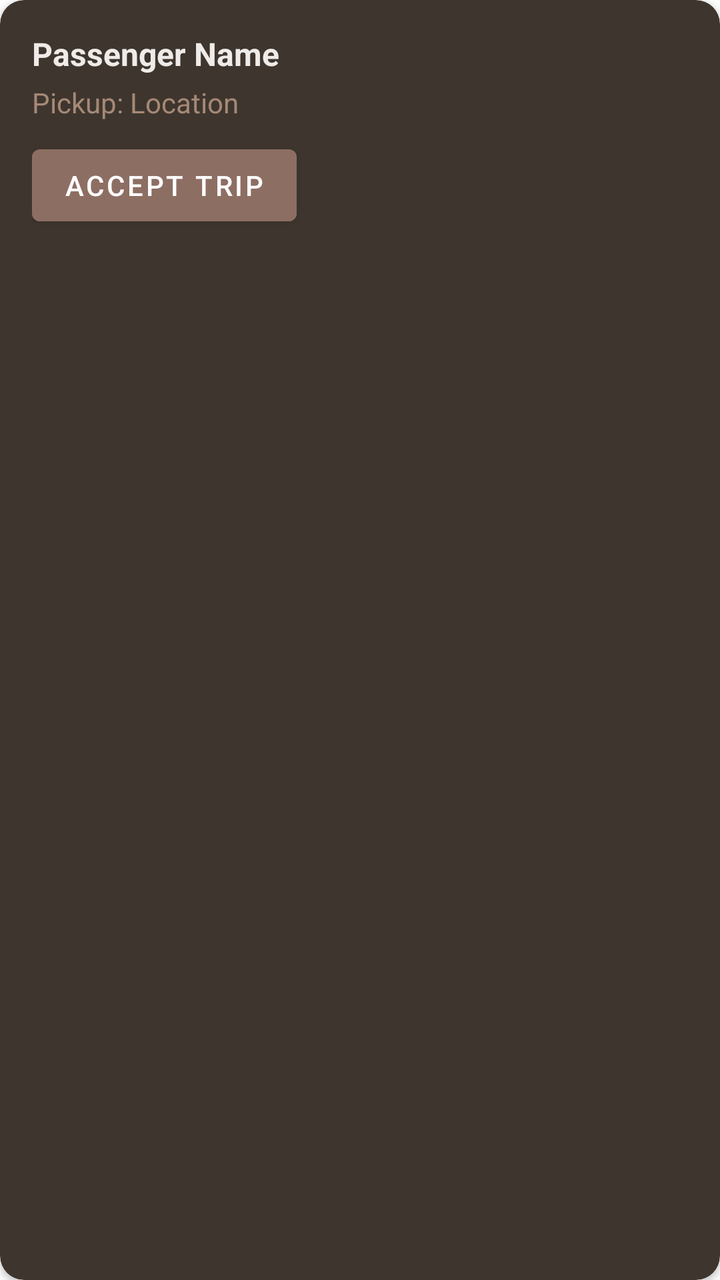
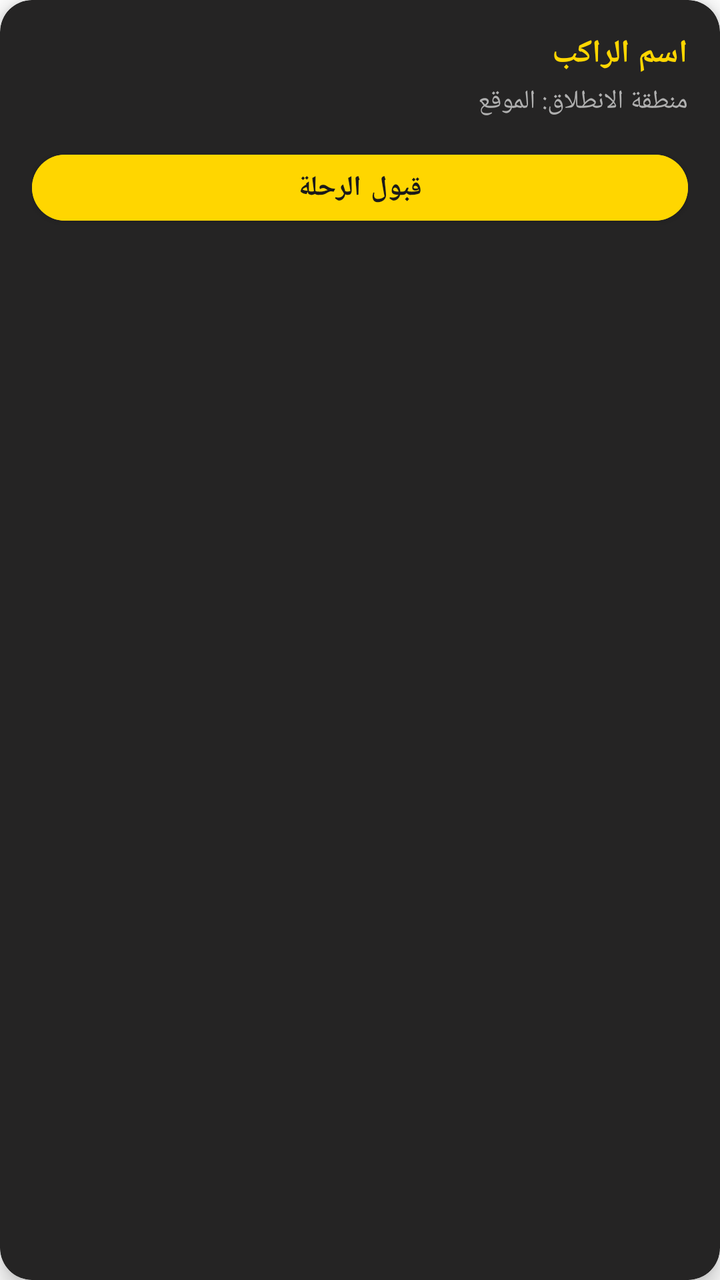

The first picture is an Android layout as it rendered before a commit; the second is the same layout after the commit. The layout source and the unified diff follow.
<!-- AndroidManifest.xml: application theme Theme.SonicTaxi -->
<!-- res/layout/trip_item.xml -->
<?xml version="1.0" encoding="utf-8"?>
<androidx.cardview.widget.CardView
    xmlns:android="http://schemas.android.com/apk/res/android"
    xmlns:app="http://schemas.android.com/apk/res-auto"
    android:layout_width="match_parent"
    android:layout_height="wrap_content"
    android:layout_margin="8dp"
    app:cardBackgroundColor="#3E362E"
    app:cardCornerRadius="12dp">

    <LinearLayout
        android:layout_width="match_parent"
        android:layout_height="wrap_content"
        android:orientation="vertical"
        android:padding="16dp">
        <TextView
            android:layout_width="wrap_content"
            android:layout_height="wrap_content"
            android:id="@+id/tvPassengerName"
            android:text="Passenger Name"
            android:textColor="#EFEBE9"
            android:textSize="16sp"
            android:textStyle="bold"/>
        <TextView
            android:layout_width="wrap_content"
            android:layout_height="wrap_content"
            android:id="@+id/tvPickupLocation"
            android:text="Pickup: Location"
            android:textColor="#A68977"
            android:layout_marginTop="4dp"/>
        <Button
            android:layout_width="wrap_content"
            android:layout_height="wrap_content"
            android:id="@+id/btnAccept"
            android:text="Accept Trip"
            android:backgroundTint="#8D6E63"
            android:textColor="#FFFFFF"
            android:layout_marginTop="8dp"/>
    </LinearLayout>
</androidx.cardview.widget.CardView>
<!-- resources referenced by this layout -->
<resources>
  <style name="Theme.SonicTaxi" parent="Theme.MaterialComponents.DayNight.NoActionBar">        <item name="android:statusBarColor">#121212</item>
          <item name="android:windowLightStatusBar">false</item>
  
          <item name="colorPrimary">#121212</item>
          <item name="colorPrimaryVariant">#121212</item>
          <item name="colorSecondary">#FFD600</item>
      </style>
</resources>

<!-- the commit's change to res/layout/trip_item.xml (unified diff, before → after) -->
@@ -1,40 +1,52 @@
-<?xml version="1.0" encoding="utf-8"?>
 <androidx.cardview.widget.CardView
     xmlns:android="http://schemas.android.com/apk/res/android"
     xmlns:app="http://schemas.android.com/apk/res-auto"
     android:layout_width="match_parent"
     android:layout_height="wrap_content"
-    android:layout_margin="8dp"
-    app:cardBackgroundColor="#3E362E"
-    app:cardCornerRadius="12dp">
+    android:layout_marginHorizontal="16dp"
+    android:layout_marginVertical="8dp"
+    app:cardBackgroundColor="#252424"
+    app:cardCornerRadius="16dp"
+    app:cardElevation="6dp"
+    android:textDirection="rtl"
+    android:layoutDirection="rtl">
 
     <LinearLayout
         android:layout_width="match_parent"
         android:layout_height="wrap_content"
         android:orientation="vertical"
         android:padding="16dp">
+
         <TextView
+            android:id="@+id/tvPassengerName"
             android:layout_width="wrap_content"
             android:layout_height="wrap_content"
-            android:id="@+id/tvPassengerName"
-            android:text="Passenger Name"
-            android:textColor="#EFEBE9"
+            android:text="اسم الراكب"
+            android:textColor="#FFD600"
             android:textSize="16sp"
-            android:textStyle="bold"/>
+            android:textStyle="bold"
+            android:layout_marginBottom="4dp"/>
+
         <TextView
+            android:id="@+id/tvPickupLocation"
             android:layout_width="wrap_content"
             android:layout_height="wrap_content"
-            android:id="@+id/tvPickupLocation"
-            android:text="Pickup: Location"
-            android:textColor="#A68977"
-            android:layout_marginTop="4dp"/>
+            android:text="منطقة الانطلاق: الموقع"
+            android:textColor="#B0B0B0"
+            android:textSize="13sp"
+            android:layout_marginBottom="12dp"/>
+
         <Button
-            android:layout_width="wrap_content"
-            android:layout_height="wrap_content"
             android:id="@+id/btnAccept"
-            android:text="Accept Trip"
-            android:backgroundTint="#8D6E63"
-            android:textColor="#FFFFFF"
-            android:layout_marginTop="8dp"/>
+            android:layout_width="match_parent"
+            android:layout_height="45dp"
+            android:text="قبول الرحلة"
+            android:textSize="14sp"
+            android:textStyle="bold"
+            android:backgroundTint="#FFD600"
+            android:textColor="#1B1A1A"
+            app:cornerRadius="22.5dp"
+            android:elevation="2dp"/>
+
     </LinearLayout>
 </androidx.cardview.widget.CardView>
<!-- resource entries referenced after the edit -->
@@ -1,11 +1,17 @@
 <!-- resources referenced by this layout -->
 <resources>
-  <style name="Theme.SonicTaxi" parent="Theme.MaterialComponents.DayNight.NoActionBar">        <item name="android:statusBarColor">#121212</item>
+  <style name="Theme.SonicTaxi" parent="Theme.MaterialComponents.DayNight.NoActionBar">
+          <item name="android:statusBarColor">#121212</item>
           <item name="android:windowLightStatusBar">false</item>
   
           <item name="colorPrimary">#121212</item>
           <item name="colorPrimaryVariant">#121212</item>
           <item name="colorSecondary">#FFD600</item>
+  
+          
+          <item name="colorOnSurface">@color/app_white</item>
+          <item name="editTextStyle">@style/Widget.AppCompat.EditText</item>
       </style>
+  <color name="app_white">#FFFFFF</color>
 </resources>
 
